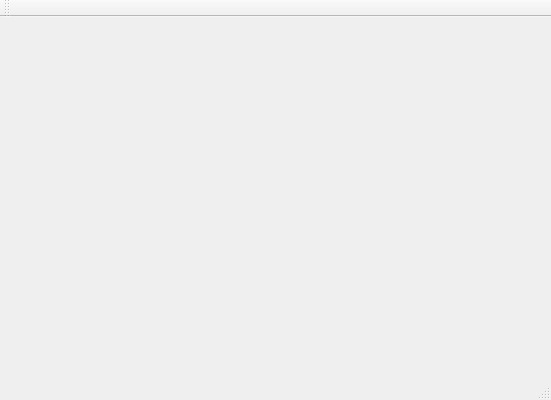
Old version of the form TCP_Serveur/TCP_Serveur/TCP_Serveur.ui in the repository VolletMaxence/Super-Projet-QT.
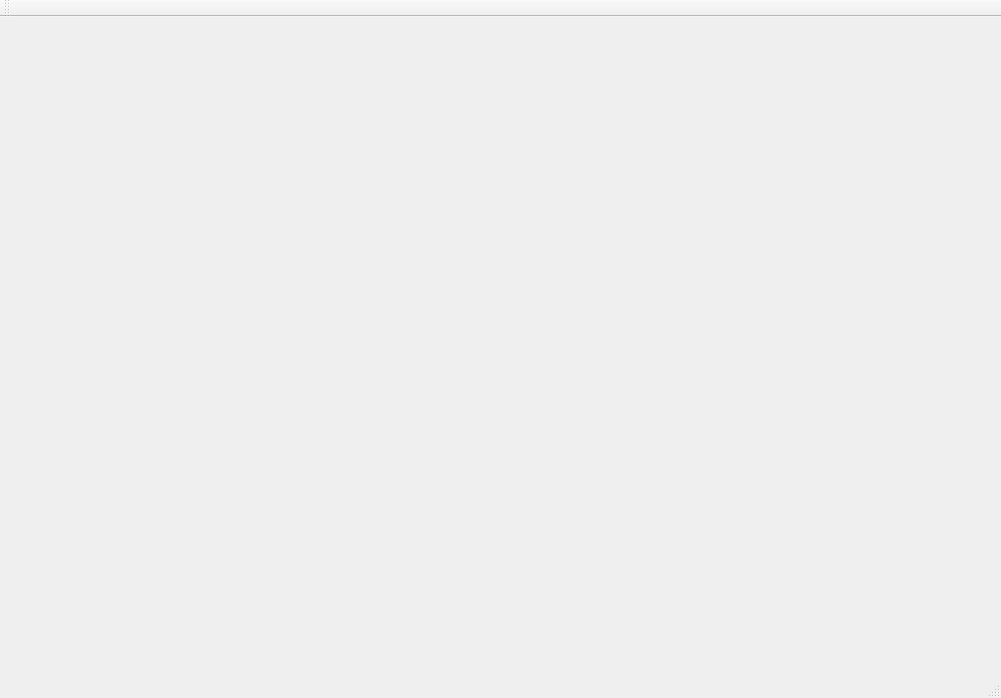
New version of the form.

What changed in the file:
```diff
--- a/TCP_Serveur/TCP_Serveur/TCP_Serveur.ui
+++ b/TCP_Serveur/TCP_Serveur/TCP_Serveur.ui
@@ -6,8 +6,8 @@
    <rect>
     <x>0</x>
     <y>0</y>
-    <width>551</width>
-    <height>400</height>
+    <width>1001</width>
+    <height>698</height>
    </rect>
   </property>
   <property name="windowTitle">
@@ -17,10 +17,10 @@
    <widget class="QLabel" name="connectionStatusLabel">
     <property name="geometry">
      <rect>
-      <x>170</x>
-      <y>110</y>
-      <width>181</width>
-      <height>31</height>
+      <x>350</x>
+      <y>140</y>
+      <width>221</width>
+      <height>51</height>
      </rect>
     </property>
     <property name="text">
@@ -30,9 +30,9 @@
    <widget class="QLabel" name="Message">
     <property name="geometry">
      <rect>
-      <x>160</x>
-      <y>200</y>
-      <width>191</width>
+      <x>90</x>
+      <y>190</y>
+      <width>161</width>
       <height>41</height>
      </rect>
     </property>
@@ -43,10 +43,10 @@
    <widget class="QLabel" name="test">
     <property name="geometry">
      <rect>
-      <x>180</x>
-      <y>280</y>
-      <width>141</width>
-      <height>21</height>
+      <x>330</x>
+      <y>360</y>
+      <width>261</width>
+      <height>71</height>
      </rect>
     </property>
     <property name="text">
```
Left out of the diff: 8 changed lines with no effect on the pictures.
